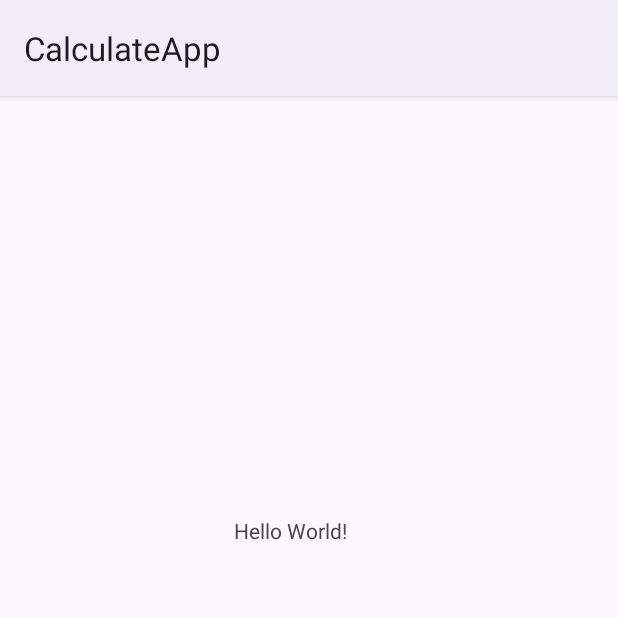
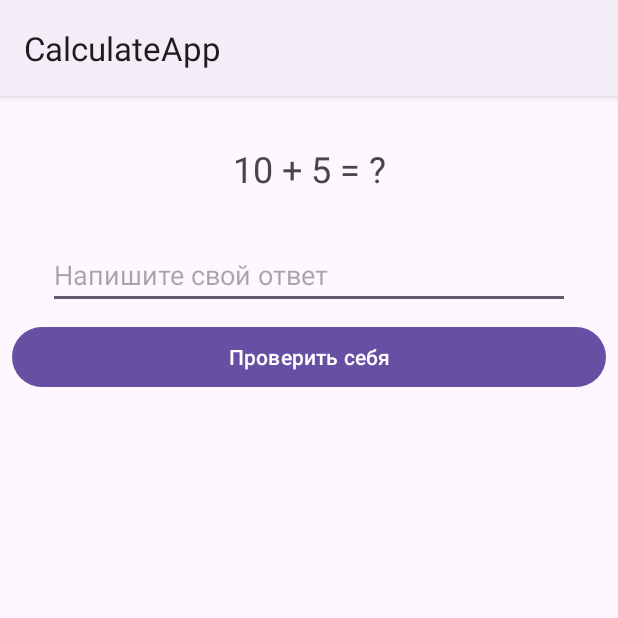
Before and after one commit to alexlenkov-ptn/CalculateApp, an Android app: the screen it shows after launch (MainActivity), on a phone screen of 412 x 824 dp, the top half of it. Run offline under Robolectric (Android 15) with nearby library versions, the phone set to English and light mode, and no system bars.

Commit message:
added view elements

```diff
--- a/app/src/main/res/layout/activity_main.xml
+++ b/app/src/main/res/layout/activity_main.xml
@@ -8,12 +8,70 @@
     tools:context=".MainActivity">
 
     <TextView
-        android:layout_width="100dp"
-        android:layout_height="200dp"
-        android:text="Hello World!"
-        app:layout_constraintBottom_toBottomOf="parent"
+        android:id="@+id/textViewExample"
+        android:layout_width="wrap_content"
+        android:layout_height="wrap_content"
+        android:layout_marginTop="32dp"
+        android:text="@string/example"
+        android:textSize="24sp"
         app:layout_constraintEnd_toEndOf="parent"
         app:layout_constraintStart_toStartOf="parent"
         app:layout_constraintTop_toTopOf="parent" />
 
+    <EditText
+        android:id="@+id/editTextAnswer"
+        android:layout_width="match_parent"
+        android:layout_height="wrap_content"
+        android:layout_marginStart="32dp"
+        android:layout_marginTop="32dp"
+        android:layout_marginEnd="32dp"
+        android:hint="@string/input_answer"
+        android:inputType="number"
+        app:layout_constraintEnd_toEndOf="parent"
+        app:layout_constraintStart_toStartOf="parent"
+        app:layout_constraintTop_toBottomOf="@+id/textViewExample" />
+
+    <Button
+        android:id="@+id/buttonAnswer"
+        android:layout_width="match_parent"
+        android:layout_height="wrap_content"
+        android:layout_margin="8dp"
+        android:text="@string/button_answer"
+        app:layout_constraintEnd_toEndOf="parent"
+        app:layout_constraintStart_toStartOf="parent"
+        app:layout_constraintTop_toBottomOf="@+id/editTextAnswer" />
+
+    <TextView
+        android:id="@+id/textIncorrectAnswer"
+        android:layout_width="match_parent"
+        android:layout_height="wrap_content"
+        android:layout_margin="8dp"
+        android:background="#FF0000"
+        android:padding="24dp"
+        android:text="@string/sorry_the_answer_is_incorrect"
+        android:textAlignment="center"
+        android:textColor="#FFFFFF"
+        android:textSize="48sp"
+        android:visibility="gone"
+        app:layout_constraintEnd_toEndOf="parent"
+        app:layout_constraintStart_toStartOf="parent"
+        app:layout_constraintTop_toBottomOf="@+id/buttonAnswer" />
+
+    <TextView
+        android:id="@+id/textCorrectAnswer"
+        android:layout_width="match_parent"
+        android:layout_height="wrap_content"
+        android:layout_margin="8dp"
+        android:background="#06ED24"
+        android:padding="24dp"
+        android:text="@string/correct_answer"
+        android:textAlignment="center"
+        android:textColor="#FFFFFF"
+        android:textSize="48sp"
+        android:visibility="gone"
+        app:layout_constraintEnd_toEndOf="parent"
+        app:layout_constraintStart_toStartOf="parent"
+        app:layout_constraintTop_toBottomOf="@+id/buttonAnswer" />
+
+
 </androidx.constraintlayout.widget.ConstraintLayout>
--- a/app/src/main/res/values-night/themes.xml
+++ b/app/src/main/res/values-night/themes.xml
@@ -1,6 +1,6 @@
 <resources xmlns:tools="http://schemas.android.com/tools">
     <!-- Base application theme. -->
-    <style name="Base.Theme.CalculateApp" parent="Theme.Material3.DayNight.NoActionBar">
+    <style name="Base.Theme.CalculateApp" parent="Theme.Material3.DayNight">
         <!-- Customize your dark theme here. -->
         <!-- <item name="colorPrimary">@color/my_dark_primary</item> -->
     </style>
--- a/app/src/main/res/values/strings.xml
+++ b/app/src/main/res/values/strings.xml
@@ -1,3 +1,8 @@
 <resources>
     <string name="app_name">CalculateApp</string>
+    <string name="example">10 + 5 = ?</string>
+    <string name="button_answer">Проверить себя</string>
+    <string name="sorry_the_answer_is_incorrect">Ваш ответ неверный. Попробуйте переделать</string>
+    <string name="input_answer">Напишите свой ответ</string>
+    <string name="correct_answer">Ваш ответ верный</string>
 </resources>
```
